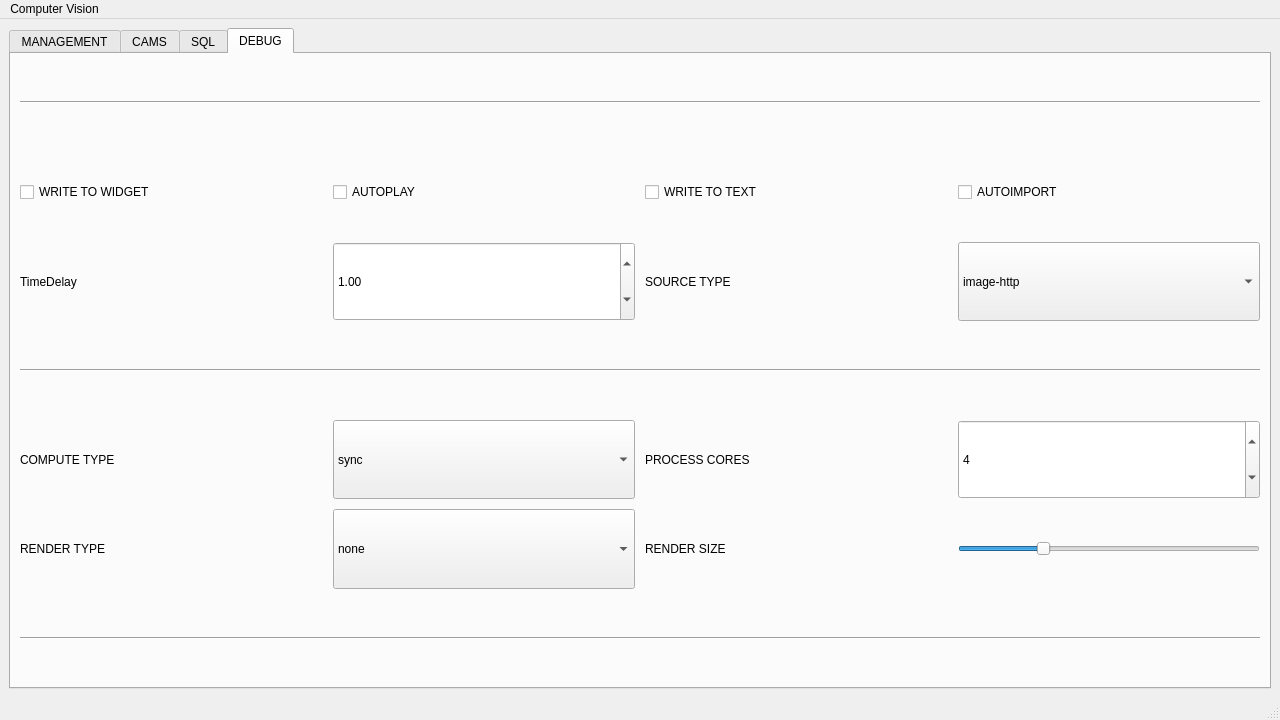
Old version of the form computer_vision_app/cpp_main.ui in the repository bogdandrienko/cpp-app.
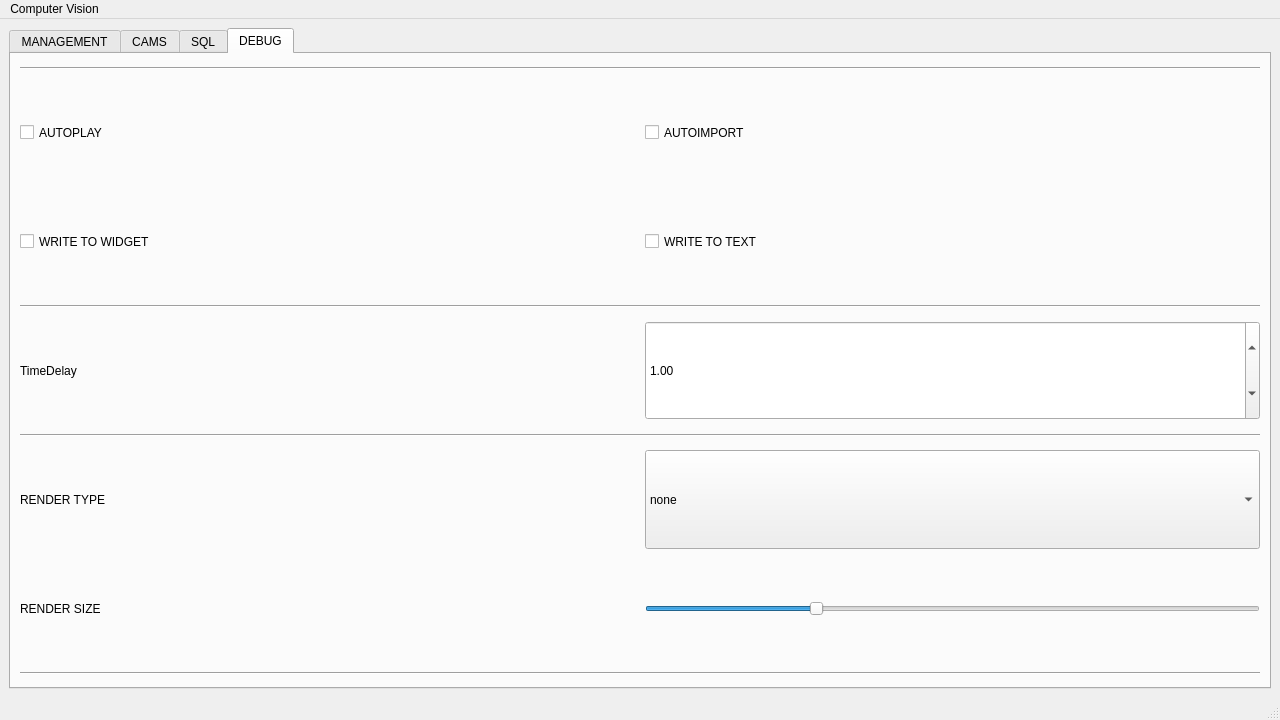
New version of the form. The open tabs and pages were chosen to show the change.

Diff of the .ui file:
```diff
--- a/computer_vision_app/cpp_main.ui
+++ b/computer_vision_app/cpp_main.ui
@@ -6731,102 +6731,7 @@
             <property name="spacing">
              <number>10</number>
             </property>
-            <item row="2" column="3">
-             <widget class="QCheckBox" name="checkBox_6">
-              <property name="sizePolicy">
-               <sizepolicy hsizetype="Maximum" vsizetype="Maximum">
-                <horstretch>0</horstretch>
-                <verstretch>0</verstretch>
-               </sizepolicy>
-              </property>
-              <property name="maximumSize">
-               <size>
-                <width>3840</width>
-                <height>2160</height>
-               </size>
-              </property>
-              <property name="text">
-               <string>WRITE TO TEXT</string>
-              </property>
-             </widget>
-            </item>
-            <item row="2" column="1">
-             <widget class="QCheckBox" name="checkBox_5">
-              <property name="sizePolicy">
-               <sizepolicy hsizetype="Maximum" vsizetype="Maximum">
-                <horstretch>0</horstretch>
-                <verstretch>0</verstretch>
-               </sizepolicy>
-              </property>
-              <property name="maximumSize">
-               <size>
-                <width>3840</width>
-                <height>2160</height>
-               </size>
-              </property>
-              <property name="text">
-               <string>WRITE TO WIDGET</string>
-              </property>
-             </widget>
-            </item>
-            <item row="2" column="4">
-             <widget class="QCheckBox" name="checkBox_4">
-              <property name="sizePolicy">
-               <sizepolicy hsizetype="Maximum" vsizetype="Maximum">
-                <horstretch>0</horstretch>
-                <verstretch>0</verstretch>
-               </sizepolicy>
-              </property>
-              <property name="maximumSize">
-               <size>
-                <width>3840</width>
-                <height>2160</height>
-               </size>
-              </property>
-              <property name="text">
-               <string>AUTOIMPORT</string>
-              </property>
-             </widget>
-            </item>
-            <item row="4" column="1" colspan="4">
-             <widget class="Line" name="line_13">
-              <property name="sizePolicy">
-               <sizepolicy hsizetype="Maximum" vsizetype="Maximum">
-                <horstretch>0</horstretch>
-                <verstretch>0</verstretch>
-               </sizepolicy>
-              </property>
-              <property name="maximumSize">
-               <size>
-                <width>3840</width>
-                <height>2160</height>
-               </size>
-              </property>
-              <property name="orientation">
-               <enum>Qt::Horizontal</enum>
-              </property>
-             </widget>
-            </item>
             <item row="6" column="1">
-             <widget class="QLabel" name="label_27">
-              <property name="sizePolicy">
-               <sizepolicy hsizetype="Maximum" vsizetype="Maximum">
-                <horstretch>0</horstretch>
-                <verstretch>0</verstretch>
-               </sizepolicy>
-              </property>
-              <property name="maximumSize">
-               <size>
-                <width>3840</width>
-                <height>2160</height>
-               </size>
-              </property>
-              <property name="text">
-               <string>COMPUTE TYPE</string>
-              </property>
-             </widget>
-            </item>
-            <item row="3" column="1">
              <widget class="QLabel" name="label_14">
               <property name="sizePolicy">
                <sizepolicy hsizetype="Maximum" vsizetype="Maximum">
@@ -6845,7 +6750,7 @@
               </property>
              </widget>
             </item>
-            <item row="3" column="2">
+            <item row="6" column="2">
              <widget class="QDoubleSpinBox" name="TimeDelay_doubleSpinBox">
               <property name="sizePolicy">
                <sizepolicy hsizetype="Maximum" vsizetype="Maximum">
@@ -6870,8 +6775,8 @@
               </property>
              </widget>
             </item>
-            <item row="6" column="3">
-             <widget class="QLabel" name="label_28">
+            <item row="4" column="1">
+             <widget class="QCheckBox" name="WriteToWidget_checkBox">
               <property name="sizePolicy">
                <sizepolicy hsizetype="Maximum" vsizetype="Maximum">
                 <horstretch>0</horstretch>
@@ -6885,75 +6790,12 @@
                </size>
               </property>
               <property name="text">
-               <string>PROCESS CORES</string>
+               <string>WRITE TO WIDGET</string>
               </property>
              </widget>
             </item>
-            <item row="2" column="2">
-             <widget class="QCheckBox" name="checkBox_3">
-              <property name="sizePolicy">
-               <sizepolicy hsizetype="Maximum" vsizetype="Maximum">
-                <horstretch>0</horstretch>
-                <verstretch>0</verstretch>
-               </sizepolicy>
-              </property>
-              <property name="maximumSize">
-               <size>
-                <width>3840</width>
-                <height>2160</height>
-               </size>
-              </property>
-              <property name="text">
-               <string>AUTOPLAY</string>
-              </property>
-             </widget>
-            </item>
-            <item row="6" column="2">
-             <widget class="QComboBox" name="comboBox_3">
-              <property name="sizePolicy">
-               <sizepolicy hsizetype="Maximum" vsizetype="Maximum">
-                <horstretch>0</horstretch>
-                <verstretch>0</verstretch>
-               </sizepolicy>
-              </property>
-              <property name="maximumSize">
-               <size>
-                <width>3840</width>
-                <height>2160</height>
-               </size>
-              </property>
-              <property name="currentText">
-               <string>sync</string>
-              </property>
-              <item>
-               <property name="text">
-                <string>sync</string>
-               </property>
-              </item>
-              <item>
-               <property name="text">
-                <string>async</string>
-               </property>
-              </item>
-              <item>
-               <property name="text">
-                <string>multithread</string>
-               </property>
-              </item>
-              <item>
-               <property name="text">
-                <string>multiprocess</string>
-               </property>
-              </item>
-              <item>
-               <property name="text">
-                <string>complex</string>
-               </property>
-              </item>
-             </widget>
-            </item>
-            <item row="8" column="2">
-             <widget class="QComboBox" name="render_type_comboBox">
+            <item row="10" column="2">
+             <widget class="QComboBox" name="RenderType_comboBox">
               <property name="sizePolicy">
                <sizepolicy hsizetype="Maximum" vsizetype="Maximum">
                 <horstretch>0</horstretch>
@@ -7006,82 +6848,7 @@
               </item>
              </widget>
             </item>
-            <item row="3" column="3">
-             <widget class="QLabel" name="label_26">
-              <property name="sizePolicy">
-               <sizepolicy hsizetype="Maximum" vsizetype="Maximum">
-                <horstretch>0</horstretch>
-                <verstretch>0</verstretch>
-               </sizepolicy>
-              </property>
-              <property name="maximumSize">
-               <size>
-                <width>3840</width>
-                <height>2160</height>
-               </size>
-              </property>
-              <property name="text">
-               <string>SOURCE TYPE</string>
-              </property>
-             </widget>
-            </item>
-            <item row="3" column="4">
-             <widget class="QComboBox" name="comboBox_2">
-              <property name="sizePolicy">
-               <sizepolicy hsizetype="Maximum" vsizetype="Maximum">
-                <horstretch>0</horstretch>
-                <verstretch>0</verstretch>
-               </sizepolicy>
-              </property>
-              <property name="maximumSize">
-               <size>
-                <width>3840</width>
-                <height>2160</height>
-               </size>
-              </property>
-              <item>
-               <property name="text">
-                <string>image-http</string>
-               </property>
-              </item>
-              <item>
-               <property name="text">
-                <string>video-rtsp</string>
-               </property>
-              </item>
-              <item>
-               <property name="text">
-                <string>video-file</string>
-               </property>
-              </item>
-             </widget>
-            </item>
-            <item row="6" column="4">
-             <widget class="QSpinBox" name="spinBox_2">
-              <property name="sizePolicy">
-               <sizepolicy hsizetype="Maximum" vsizetype="Maximum">
-                <horstretch>0</horstretch>
-                <verstretch>0</verstretch>
-               </sizepolicy>
-              </property>
-              <property name="maximumSize">
-               <size>
-                <width>3840</width>
-                <height>2160</height>
-               </size>
-              </property>
-              <property name="minimum">
-               <number>1</number>
-              </property>
-              <property name="maximum">
-               <number>32</number>
-              </property>
-              <property name="value">
-               <number>4</number>
-              </property>
-             </widget>
-            </item>
-            <item row="8" column="1">
+            <item row="10" column="1">
              <widget class="QLabel" name="label_25">
               <property name="sizePolicy">
                <sizepolicy hsizetype="Maximum" vsizetype="Maximum">
@@ -7100,8 +6867,8 @@
               </property>
              </widget>
             </item>
-            <item row="1" column="1" colspan="4">
-             <widget class="Line" name="line_12">
+            <item row="2" column="2">
+             <widget class="QCheckBox" name="AutoImport_checkBox">
               <property name="sizePolicy">
                <sizepolicy hsizetype="Maximum" vsizetype="Maximum">
                 <horstretch>0</horstretch>
@@ -7114,13 +6881,32 @@
                 <height>2160</height>
                </size>
               </property>
-              <property name="orientation">
-               <enum>Qt::Horizontal</enum>
+              <property name="text">
+               <string>AUTOIMPORT</string>
               </property>
              </widget>
             </item>
-            <item row="8" column="4">
-             <widget class="QSlider" name="render_size_horizontalSlider">
+            <item row="4" column="2">
+             <widget class="QCheckBox" name="WriteToText_checkBox">
+              <property name="sizePolicy">
+               <sizepolicy hsizetype="Maximum" vsizetype="Maximum">
+                <horstretch>0</horstretch>
+                <verstretch>0</verstretch>
+               </sizepolicy>
+              </property>
+              <property name="maximumSize">
+               <size>
+                <width>3840</width>
+                <height>2160</height>
+               </size>
+              </property>
+              <property name="text">
+               <string>WRITE TO TEXT</string>
+              </property>
+             </widget>
+            </item>
+            <item row="11" column="2">
+             <widget class="QSlider" name="RenderSize_horizontalSlider">
               <property name="sizePolicy">
                <sizepolicy hsizetype="Maximum" vsizetype="Maximum">
                 <horstretch>0</horstretch>
@@ -7153,7 +6939,51 @@
               </property>
              </widget>
             </item>
-            <item row="8" column="3">
+            <item row="2" column="1">
+             <widget class="QCheckBox" name="AutoPlay_checkBox">
+              <property name="sizePolicy">
+               <sizepolicy hsizetype="Maximum" vsizetype="Maximum">
+                <horstretch>0</horstretch>
+                <verstretch>0</verstretch>
+               </sizepolicy>
+              </property>
+              <property name="maximumSize">
+               <size>
+                <width>3840</width>
+                <height>2160</height>
+               </size>
+              </property>
+              <property name="text">
+               <string>AUTOPLAY</string>
+              </property>
+             </widget>
+            </item>
+            <item row="5" column="1" colspan="2">
+             <widget class="Line" name="line_11">
+              <property name="sizePolicy">
+               <sizepolicy hsizetype="Minimum" vsizetype="Minimum">
+                <horstretch>0</horstretch>
+                <verstretch>0</verstretch>
+               </sizepolicy>
+              </property>
+              <property name="minimumSize">
+               <size>
+                <width>0</width>
+                <height>10</height>
+               </size>
+              </property>
+              <property name="maximumSize">
+               <size>
+                <width>3840</width>
+                <height>10</height>
+               </size>
+              </property>
+              <property name="orientation">
+               <enum>Qt::Horizontal</enum>
+              </property>
+             </widget>
+            </item>
+            <item row="11" column="1">
              <widget class="QLabel" name="label_32">
               <property name="sizePolicy">
                <sizepolicy hsizetype="Maximum" vsizetype="Maximum">
@@ -7172,18 +7002,74 @@
               </property>
              </widget>
             </item>
-            <item row="9" column="1" colspan="4">
+            <item row="1" column="1" colspan="2">
+             <widget class="Line" name="line_12">
+              <property name="sizePolicy">
+               <sizepolicy hsizetype="Maximum" vsizetype="Minimum">
+                <horstretch>0</horstretch>
+                <verstretch>0</verstretch>
+               </sizepolicy>
+              </property>
+              <property name="minimumSize">
+               <size>
+                <width>0</width>
+                <height>10</height>
+               </size>
+              </property>
+              <property name="maximumSize">
+               <size>
+                <width>3840</width>
+                <height>10</height>
+               </size>
+              </property>
+              <property name="orientation">
+               <enum>Qt::Horizontal</enum>
+              </property>
+             </widget>
+            </item>
+            <item row="12" column="1" colspan="2">
              <widget class="Line" name="line_14">
               <property name="sizePolicy">
-               <sizepolicy hsizetype="Maximum" vsizetype="Maximum">
+               <sizepolicy hsizetype="Maximum" vsizetype="Minimum">
                 <horstretch>0</horstretch>
                 <verstretch>0</verstretch>
                </sizepolicy>
               </property>
+              <property name="minimumSize">
+               <size>
+                <width>0</width>
+                <height>10</height>
+               </size>
+              </property>
               <property name="maximumSize">
                <size>
                 <width>3840</width>
-                <height>2160</height>
+                <height>10</height>
+               </size>
+              </property>
+              <property name="orientation">
+               <enum>Qt::Horizontal</enum>
+              </property>
+             </widget>
+            </item>
+            <item row="7" column="1" colspan="2">
+             <widget class="Line" name="line_13">
+              <property name="sizePolicy">
+               <sizepolicy hsizetype="Maximum" vsizetype="Minimum">
+                <horstretch>0</horstretch>
+                <verstretch>0</verstretch>
+               </sizepolicy>
+              </property>
+              <property name="minimumSize">
+               <size>
+                <width>0</width>
+                <height>10</height>
+               </size>
+              </property>
+              <property name="maximumSize">
+               <size>
+                <width>3840</width>
+                <height>10</height>
                </size>
               </property>
               <property name="orientation">
```
Left out of the diff: 684 changed lines with no effect on the pictures.
